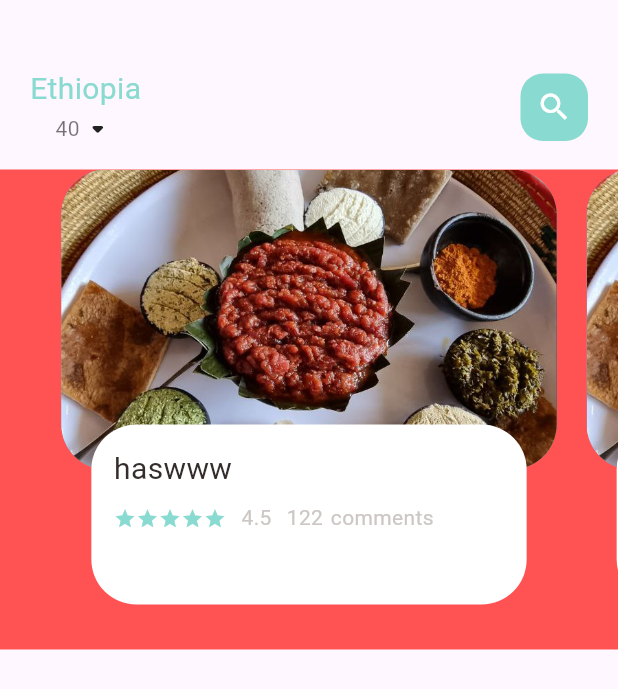
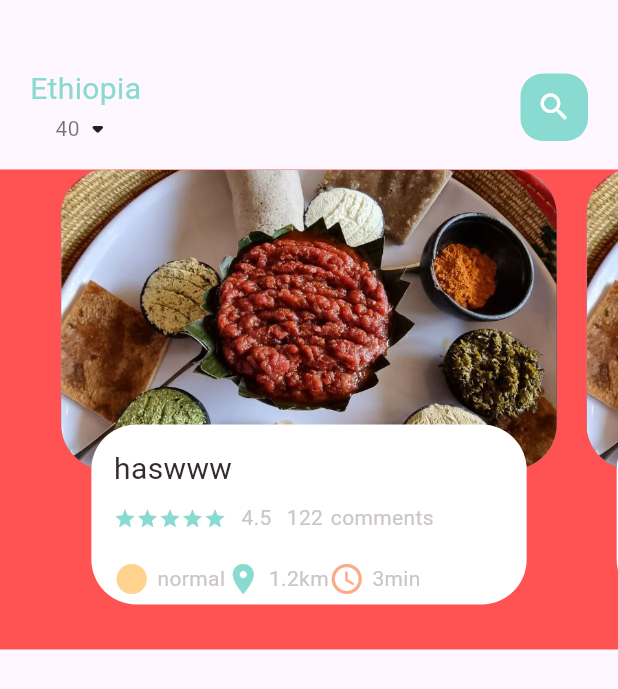
Before and after one commit to asm2212/gamo, a Flutter app: the screen it shows after launch, on a phone screen of 412 x 824 dp. Shown: the top 689 px of the screen. Run offline on Flutter 3.47's test engine with Material 3 defaults, Android fonts, the light colour scheme and no system bars; project files that could hold a hidden picture were left out.

Commit message:
add location and access time

```diff
--- a/lib/home/food_page_body.dart
+++ b/lib/home/food_page_body.dart
@@ -3,6 +3,7 @@ import 'package:flutter/cupertino.dart';
 import 'package:flutter/material.dart';
 import 'package:gamo/utils/colors.dart';
 import 'package:gamo/widgets/big_text.dart';
+import 'package:gamo/widgets/icon_and_text_widget.dart';
 import 'package:gamo/widgets/small_text.dart';
 
 class FoodPageBody extends StatefulWidget {
@@ -81,6 +82,19 @@ class _FoodPageBodyState extends State<FoodPageBody> {
                       SmallText(text: "comments"),
                     ],
                   ),
+                  SizedBox(height: 20,),
+                  Row(
+                    children: [
+                      IconAndTextWidget(icon: Icons.circle_sharp,
+                       text: "normal",
+                       iconColor: AppColors.iconColor1),
+                      IconAndTextWidget(icon: Icons.location_on,
+                       text: "1.2km",
+                       iconColor: AppColors.mainColor),
+                      IconAndTextWidget(icon: Icons.access_time_rounded,
+                       text: "3min",
+                       iconColor: AppColors.iconColor2),
+                  ],)
                 ],
               ),
             ),
--- /dev/null
+++ b/lib/widgets/icon_and_text_widget.dart
@@ -0,0 +1,25 @@
+import 'package:flutter/cupertino.dart';
+import 'package:gamo/widgets/small_text.dart';
+
+class IconAndTextWidget extends StatelessWidget {
+  final IconData icon;
+  final String text;
+
+  final Color iconColor;
+  const IconAndTextWidget({super.key,
+  required this.icon,
+  required this.text,
+
+  required this.iconColor});
+
+  @override
+  Widget build(BuildContext context) {
+    return Row(
+      children: [
+        Icon(icon, color: iconColor),
+        SizedBox(width: 5),
+        SmallText(text:text,),
+      ],
+    );
+  }
+}
```
